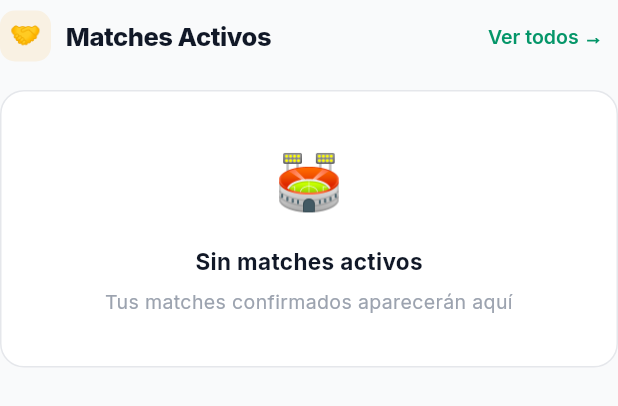
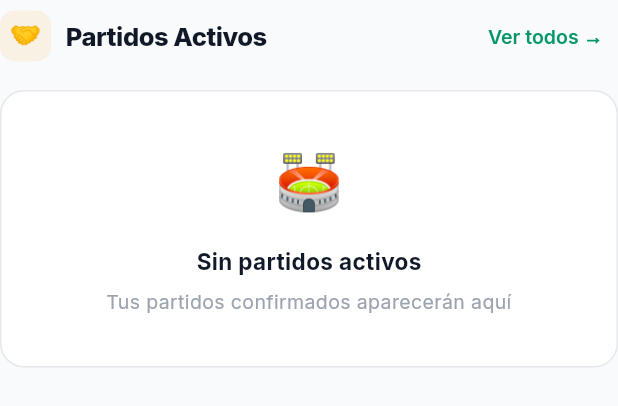
Before and after one commit to brianverder/AmistosoTER, a Flutter app: the _ActiveMatchesSection widget shown alone on an empty page, opened directly, on a phone screen of 412 x 824 dp. Shown: the top 406 px of the screen. Run offline on Flutter 3.47's test engine with Material 3 defaults, Android fonts, the phone set to English and light mode, and no system bars; our stand-ins replace dio, equatable, flutter_riverpod, go_router, google_fonts, shared_preferences; accounts and stored records are empty; network calls fail.

Commit message:
fix: cambiar Matches Activos por Partidos Activos en dashboard

```diff
--- a/amistosos_flutter/lib/screens/dashboard/dashboard_screen.dart
+++ b/amistosos_flutter/lib/screens/dashboard/dashboard_screen.dart
@@ -545,7 +545,7 @@ class _ActiveMatchesSection extends ConsumerWidget {
       children: [
         _ColoredSectionHeader(
           emoji: '🤝',
-          title: 'Matches Activos',
+          title: 'Partidos Activos',
           color: AppTheme.accent,
           action: TextButton(
             onPressed: () => context.go('/dashboard/matches'),
@@ -559,7 +559,7 @@ class _ActiveMatchesSection extends ConsumerWidget {
             crossAxisAlignment: CrossAxisAlignment.start,
             children: [
               const AppCallout(
-                message: 'No se pudieron cargar los matches.',
+                message: 'No se pudieron cargar los partidos.',
                 type: AppCalloutType.error,
               ),
               TextButton.icon(
@@ -574,8 +574,8 @@ class _ActiveMatchesSection extends ConsumerWidget {
             if (active.isEmpty) {
               return const _EmptySection(
                 emoji: '🏟️',
-                title: 'Sin matches activos',
-                subtitle: 'Tus matches confirmados aparecerán aquí',
+                title: 'Sin partidos activos',
+                subtitle: 'Tus partidos confirmados aparecerán aquí',
               );
             }
             return Column(
```
